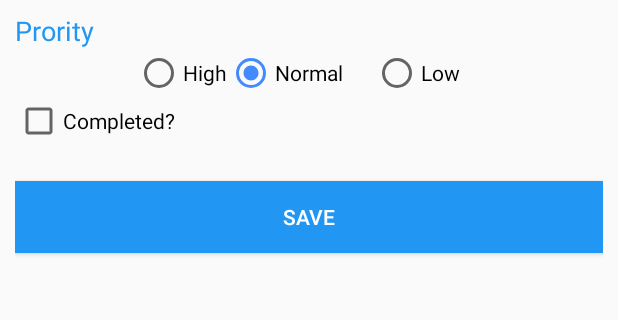
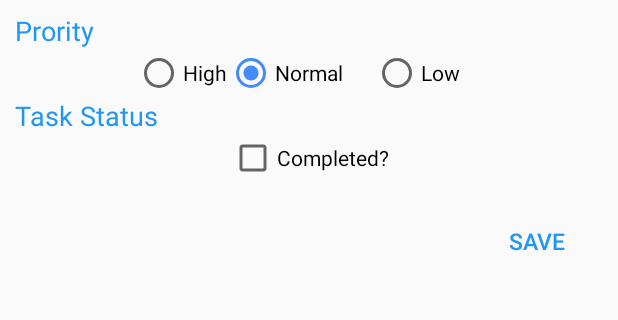
Before and after one commit to deepmehtait/To-Do-Android-Material, an Android app: the layout custom_dailog.xml on its own in the app's theme, with its tools: preview values and no code run, on a phone screen of 412 x 824 dp, the part 148-468 px from its top. Run offline under Robolectric (Android 15) with nearby library versions, the phone set to English and light mode, and no system bars.

Commit message:
Better UI, Dynamic update on edits.

```diff
--- a/ToDo/app/src/main/java/com/todo/deepmetha/todo/activity/MainActivity.java
+++ b/ToDo/app/src/main/java/com/todo/deepmetha/todo/activity/MainActivity.java
@@ -17,6 +17,7 @@ import android.widget.CheckBox;
 import android.widget.EditText;
 import android.widget.RadioButton;
 import android.widget.RadioGroup;
+import android.widget.TextView;
 import android.widget.Toast;
 
 import com.todo.deepmetha.todo.R;
@@ -66,7 +67,9 @@ public class MainActivity extends AppCompatActivity implements SwipeRefreshLayou
                 dialog.show();
                 Button save = (Button) dialog.findViewById(R.id.btn_save);
                 CheckBox cb = (CheckBox) dialog.findViewById(R.id.checkbox);
+                TextView tvstatus = (TextView) dialog.findViewById(R.id.status);
                 cb.setVisibility(View.GONE);
+                tvstatus.setVisibility(View.GONE);
                 save.setOnClickListener(new View.OnClickListener() {
                     @Override
                     public void onClick(View view) {
--- a/ToDo/app/src/main/res/layout/custom_dailog.xml
+++ b/ToDo/app/src/main/res/layout/custom_dailog.xml
@@ -78,26 +78,41 @@
 
     </RadioGroup>
 
+    <TextView
+        android:id="@+id/status"
+        android:layout_width="wrap_content"
+        android:layout_height="wrap_content"
+        android:layout_below="@+id/toDoRG"
+        android:focusable="true"
+        android:text="Task Status"
+        android:textAppearance="?android:attr/textAppearanceMedium"
+        android:textColor="@color/primary" />
+
     <CheckBox
         android:id="@+id/checkbox"
         android:layout_width="wrap_content"
         android:layout_height="wrap_content"
-        android:layout_below="@id/toDoRG"
+        android:layout_below="@id/status"
+        android:layout_centerInParent="true"
         android:gravity="center"
         android:text="Completed?" />
 
     <android.support.v7.widget.AppCompatButton
         android:id="@+id/btn_save"
-        android:layout_width="fill_parent"
+        style="?android:attr/borderlessButtonStyle"
+        android:layout_width="wrap_content"
         android:layout_height="wrap_content"
+        android:layout_alignParentRight="true"
         android:layout_below="@+id/checkbox"
-        android:layout_marginBottom="24dp"
-        android:layout_marginTop="24dp"
-        android:background="@color/primary"
+        android:layout_marginBottom="15dp"
+        android:layout_marginTop="15dp"
+        android:background="@android:color/transparent"
         android:elevation="10dp"
         android:padding="12dp"
         android:text="Save"
-        android:textColor="@color/icons">
+        android:textColor="@color/primary"
+        android:textColorLink="@color/primary"
+        android:textSize="15sp">
 
     </android.support.v7.widget.AppCompatButton>
 
```
Also changed, not shown: ToDo/app/src/main/java/com/todo/deepmetha/todo/adapters/ToDoListAdapter.java (+27 -4 lines).
